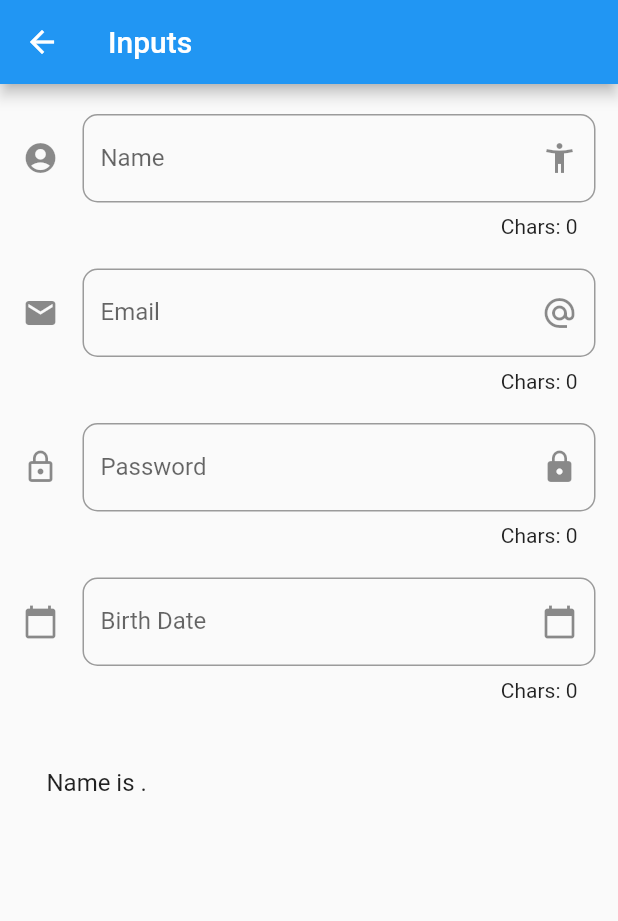
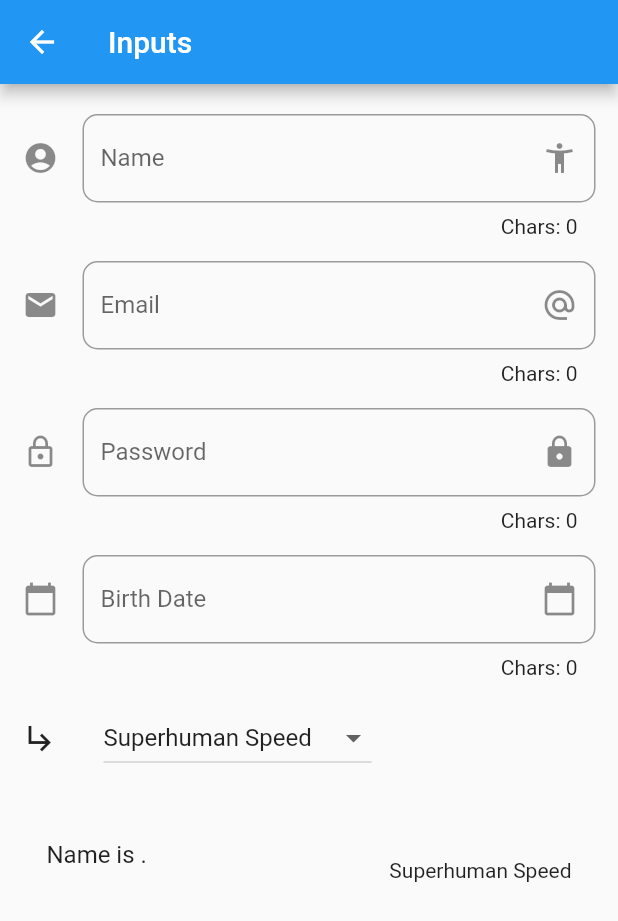
Before and after one commit to marcossevilla/flutter-components, a Flutter app: the InputPage screen opened by its route, on a phone screen of 412 x 824 dp. Shown: the top 921 px of the screen. Run offline on Flutter 3.47's test engine with Material 2 defaults, Android fonts, the phone set to English and light mode, and no system bars; our stand-ins replace date_format.

Commit message:
added dropdown

```diff
--- a/lib/src/pages/input_page.dart
+++ b/lib/src/pages/input_page.dart
@@ -2,8 +2,6 @@ import 'package:flutter/material.dart';
 import 'package:date_format/date_format.dart';
 
 class InputPage extends StatefulWidget {
-  InputPage({Key key}) : super(key: key);
-
   _InputPageState createState() => _InputPageState();
 }
 
@@ -12,6 +10,16 @@ class _InputPageState extends State<InputPage> {
   String _email = '';
   String _password = '';
   String _date = '';
+
+  List<String> _powers = [
+    'Superhuman Speed',
+    'Superhuman Reflexes',
+    'Superhuman Stamina',
+    'Superhuman Agility',
+    'Speed Force Aura'
+  ];
+
+  String _selectedOption = 'Superhuman Speed';
 
   TextEditingController _inputDateController = new TextEditingController();
 
@@ -25,12 +33,14 @@ class _InputPageState extends State<InputPage> {
         padding: EdgeInsets.symmetric(horizontal: 15.0, vertical: 20.0),
         children: <Widget>[
           _createInput(),
-          SizedBox(height: 20.0),
+          SizedBox(height: 15.0),
           _createEmail(),
-          SizedBox(height: 20.0),
+          SizedBox(height: 15.0),
           _createPassword(),
-          SizedBox(height: 20.0),
+          SizedBox(height: 15.0),
           _createDate(context),
+          SizedBox(height: 15.0),
+          _createDropdown(),
           SizedBox(height: 40.0),
           _createPerson(),
         ],
@@ -70,6 +80,7 @@ class _InputPageState extends State<InputPage> {
           Text('$_date'),
         ],
       ),
+      trailing: Text(_selectedOption),
     );
   }
 
@@ -152,4 +163,35 @@ class _InputPageState extends State<InputPage> {
       });
     }
   }
+
+  List<DropdownMenuItem<String>> getDropdownOptions() {
+    List<DropdownMenuItem<String>> list = new List();
+    _powers.forEach((power) {
+      list.add(
+        DropdownMenuItem(
+          child: Text(power),
+          value: power,
+        ),
+      );
+    });
+    return list;
+  }
+
+  Widget _createDropdown() {
+    return Row(
+      children: <Widget>[
+        Icon(Icons.subdirectory_arrow_right),
+        SizedBox(width: 30.0),
+        DropdownButton(
+          value: _selectedOption,
+          items: getDropdownOptions(),
+          onChanged: (op) {
+            setState(() {
+              _selectedOption = op;
+            });
+          },
+        ),
+      ],
+    );
+  }
 }
```
